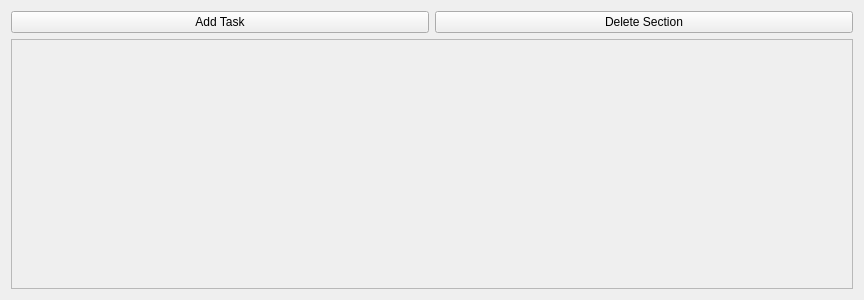
Qt form Codebase/GUI/UI_Files/SectionWidget.ui (Mulukulum/Amberia) before a commit.
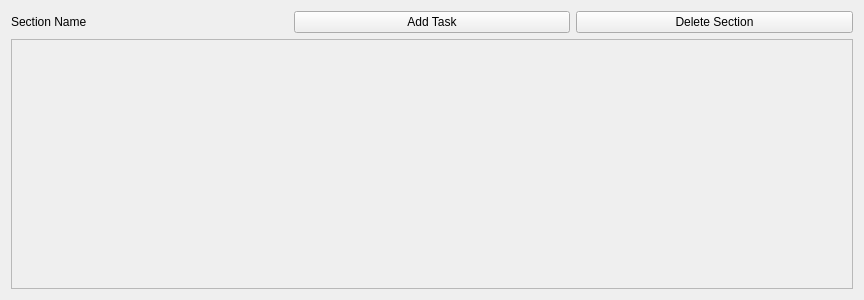
The same form after that commit.

Commit message: Change Section Widget File

```diff
--- a/Codebase/GUI/UI_Files/SectionWidget.ui
+++ b/Codebase/GUI/UI_Files/SectionWidget.ui
@@ -22,6 +22,13 @@
   <layout class="QGridLayout" name="gridLayout">
    <item row="0" column="0">
     <layout class="QHBoxLayout" name="SectionMenu">
+     <item>
+      <widget class="QLabel" name="label">
+       <property name="text">
+        <string>Section Name</string>
+       </property>
+      </widget>
+     </item>
      <item>
       <widget class="QPushButton" name="TaskAddButton">
        <property name="text">
```
The commit also changes 1 other file.
